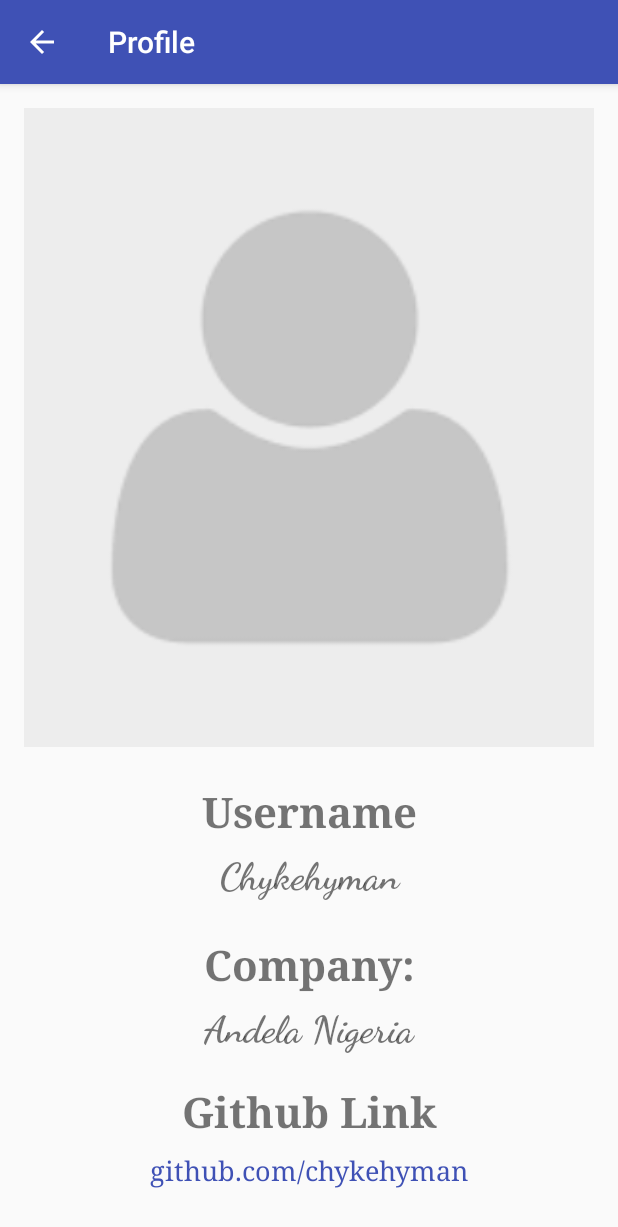
After one commit to chykehyman/FindJavaDevelopers, an Android app: the DetailsActivity screen opened directly, with no data from a screen before it, on a phone screen of 412 x 824 dp. The commit adds this screen. Shown: the top 1227 px of the screen. Run offline under Robolectric (Android 15) with nearby library versions, the phone set to English and light mode, and no system bars.

Commit message:
feat(ui): design and implement developer details layout
[Finishes #155820645]

```diff
--- a/app/build.gradle
+++ b/app/build.gradle
@@ -21,6 +21,7 @@ android {
 dependencies {
     implementation fileTree(include: ['*.jar'], dir: 'libs')
     implementation 'com.android.support.constraint:constraint-layout:1.0.2'
+    implementation 'com.android.support:design:27.1.0'
     testImplementation 'junit:junit:4.12'
     androidTestImplementation 'com.android.support.test:runner:1.0.1'
     androidTestImplementation 'com.android.support.test.espresso:espresso-core:3.0.1'
--- a/app/src/main/AndroidManifest.xml
+++ b/app/src/main/AndroidManifest.xml
@@ -16,6 +16,11 @@
                 <category android:name="android.intent.category.LAUNCHER" />
             </intent-filter>
         </activity>
+        <activity
+            android:name=".DetailsActivity"
+            android:label="@string/details_name"
+            android:parentActivityName=".MainActivity">
+        </activity>
     </application>
 
 </manifest>
--- /dev/null
+++ b/app/src/main/java/com/andela/android/javadevelopers/DetailsActivity.java
@@ -0,0 +1,13 @@
+package com.andela.android.javadevelopers;
+
+import android.support.v7.app.AppCompatActivity;
+import android.os.Bundle;
+
+public class DetailsActivity extends AppCompatActivity {
+
+    @Override
+    protected void onCreate(Bundle savedInstanceState) {
+        super.onCreate(savedInstanceState);
+        setContentView(R.layout.activity_details);
+    }
+}
--- /dev/null
+++ b/app/src/main/res/layout/activity_details.xml
@@ -0,0 +1,98 @@
+<?xml version="1.0" encoding="utf-8"?>
+
+<LinearLayout
+    xmlns:android="http://schemas.android.com/apk/res/android"
+    android:orientation="vertical"
+    android:layout_width="match_parent"
+    android:layout_height="match_parent"
+    android:layout_margin="16dp">
+
+    <ImageView
+        android:layout_width="match_parent"
+        android:layout_height="0dp"
+        android:layout_weight="1"
+        android:src="@drawable/no_profile"
+        android:fitsSystemWindows="true"
+        android:id="@+id/profile_image_header"
+        android:scaleType="centerCrop"
+        android:contentDescription="@string/profile_image_description"
+    />
+
+    <TextView
+        android:layout_width="match_parent"
+        android:layout_height="wrap_content"
+        android:id="@+id/header_username"
+        android:textAlignment="center"
+        android:text="@string/username_text"
+        android:textSize="28sp"
+        android:textStyle="bold"
+        android:layout_marginTop="24dp"
+        android:fontFamily="serif"
+    />
+
+    <TextView
+        android:layout_width="match_parent"
+        android:layout_height="wrap_content"
+        android:id="@+id/username"
+        android:layout_marginLeft="16dp"
+        android:layout_marginRight="16dp"
+        android:layout_marginTop="8dp"
+        android:text="@string/username"
+        android:textSize="25sp"
+        android:textAlignment="center"
+        android:fontFamily="cursive"
+        android:textStyle="bold"
+    />
+
+    <TextView
+        android:layout_width="match_parent"
+        android:layout_height="wrap_content"
+        android:id="@+id/company_text"
+        android:textAlignment="center"
+        android:text="@string/company_text"
+        android:textSize="28sp"
+        android:textStyle="bold"
+        android:layout_marginTop="24dp"
+        android:fontFamily="serif"
+        />
+
+    <TextView
+        android:layout_width="match_parent"
+        android:layout_height="wrap_content"
+        android:id="@+id/company"
+        android:layout_marginLeft="16dp"
+        android:layout_marginRight="16dp"
+        android:layout_marginTop="8dp"
+        android:text="@string/company"
+        android:textSize="25sp"
+        android:textAlignment="center"
+        android:fontFamily="cursive"
+        android:textStyle="bold"
+        />
+
+    <TextView
+        android:layout_width="match_parent"
+        android:layout_height="wrap_content"
+        android:textAlignment="center"
+        android:text="@string/github_url_text"
+        android:textSize="28sp"
+        android:textStyle="bold"
+        android:layout_marginTop="20dp"
+        android:fontFamily="serif"
+    />
+
+    <TextView
+        android:layout_width="match_parent"
+        android:layout_height="wrap_content"
+        android:id="@+id/github_url"
+        android:layout_marginLeft="16dp"
+        android:layout_marginRight="16dp"
+        android:layout_marginTop="8dp"
+        android:layout_marginBottom="16dp"
+        android:textAlignment="center"
+        android:textSize="18sp"
+        android:text="@string/github_url"
+        android:textColor="@color/colorPrimary"
+        android:fontFamily="serif"
+    />
+</LinearLayout>
--- a/app/src/main/res/values/strings.xml
+++ b/app/src/main/res/values/strings.xml
@@ -5,4 +5,8 @@
     <string name="company">Andela Nigeria</string>
     <string name="profile_image_description">developer profile image</string>
     <string name="arrow_image_description">view details image</string>
+    <string name="github_url">github.com/chykehyman</string>
+    <string name="username_text">Username</string>
+    <string name="github_url_text">Github Link</string>
+    <string name="details_name">Profile</string>
 </resources>
```
